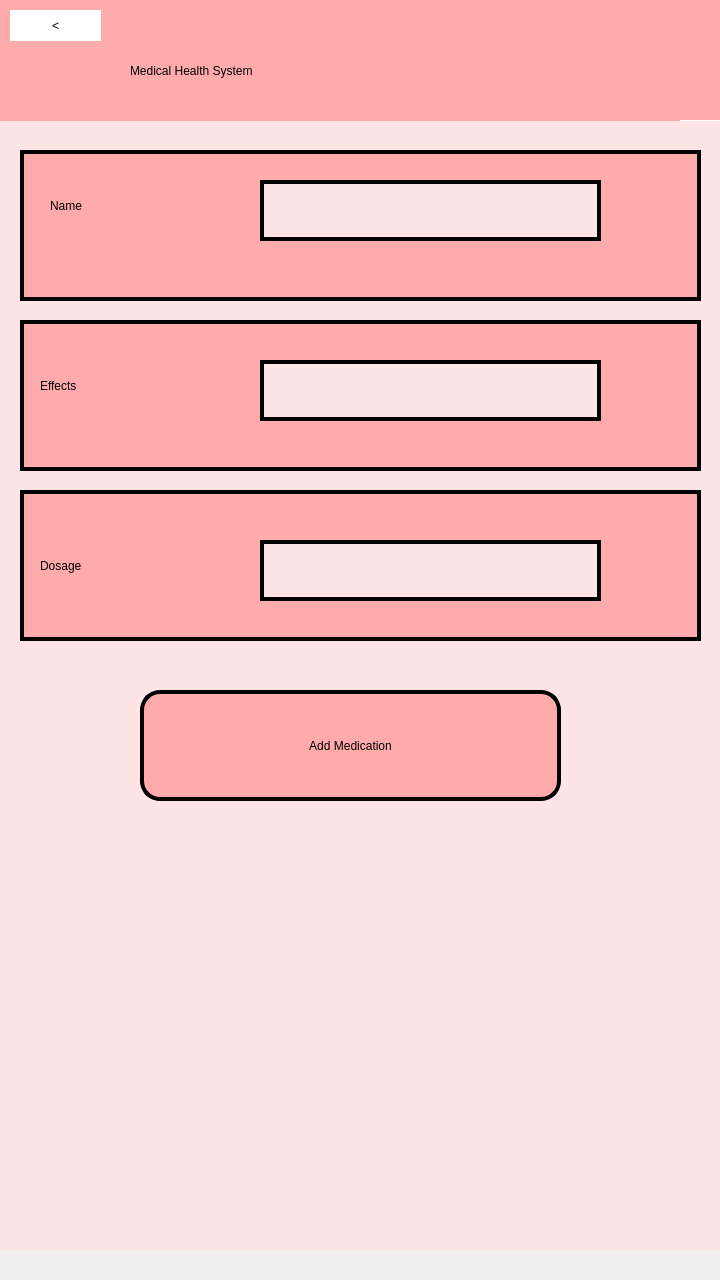
Old version of the form UI/Input_Prescriptions.ui in the repository NaryanSambhi/CSCN72030---Sec3---Group2.
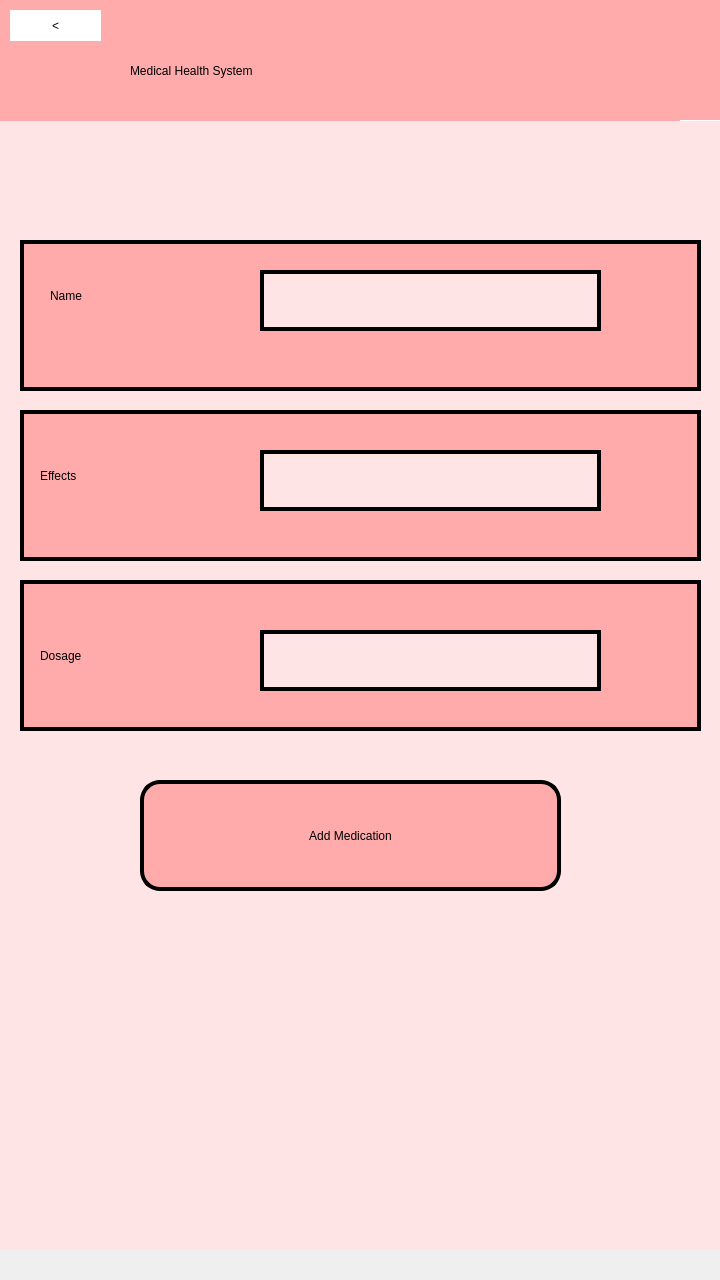
New version of the form.

Commit message: working prescription manager - doesnt save or del

What changed in the file:
```diff
--- a/UI/Input_Prescriptions.ui
+++ b/UI/Input_Prescriptions.ui
@@ -30,7 +30,7 @@
      <property name="geometry">
       <rect>
        <x>20</x>
-       <y>180</y>
+       <y>270</y>
        <width>681</width>
        <height>151</height>
       </rect>
@@ -98,7 +98,7 @@
      <property name="geometry">
       <rect>
        <x>20</x>
-       <y>350</y>
+       <y>440</y>
        <width>681</width>
        <height>151</height>
       </rect>
@@ -145,7 +145,7 @@
      <property name="geometry">
       <rect>
        <x>20</x>
-       <y>520</y>
+       <y>610</y>
        <width>681</width>
        <height>151</height>
       </rect>
@@ -210,7 +210,7 @@
      <property name="geometry">
       <rect>
        <x>140</x>
-       <y>720</y>
+       <y>810</y>
        <width>421</width>
        <height>111</height>
       </rect>
@@ -338,6 +338,24 @@
       </widget>
      </widget>
     </widget>
+    <widget class="QLabel" name="Status">
+     <property name="geometry">
+      <rect>
+       <x>90</x>
+       <y>180</y>
+       <width>541</width>
+       <height>61</height>
+      </rect>
+     </property>
+     <property name="styleSheet">
+      <string notr="true">font: 20pt &quot;MS Shell Dlg 2&quot;;
+color: rgb(0, 0, 0);
+border: 0px;</string>
+     </property>
+     <property name="text">
+      <string/>
+     </property>
+    </widget>
    </widget>
   </widget>
  </widget>
```
The commit also changes 4 other files.
